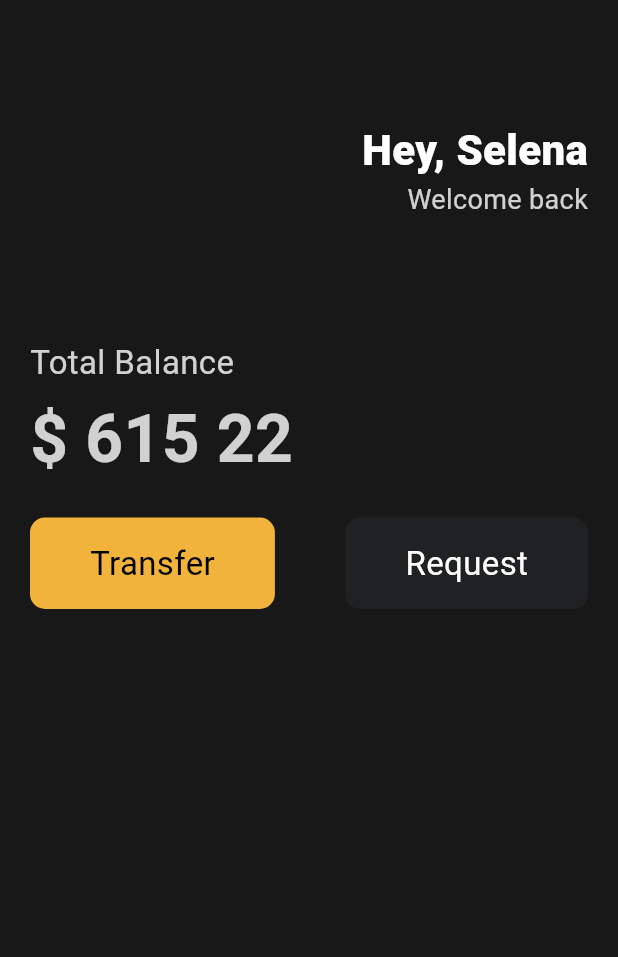
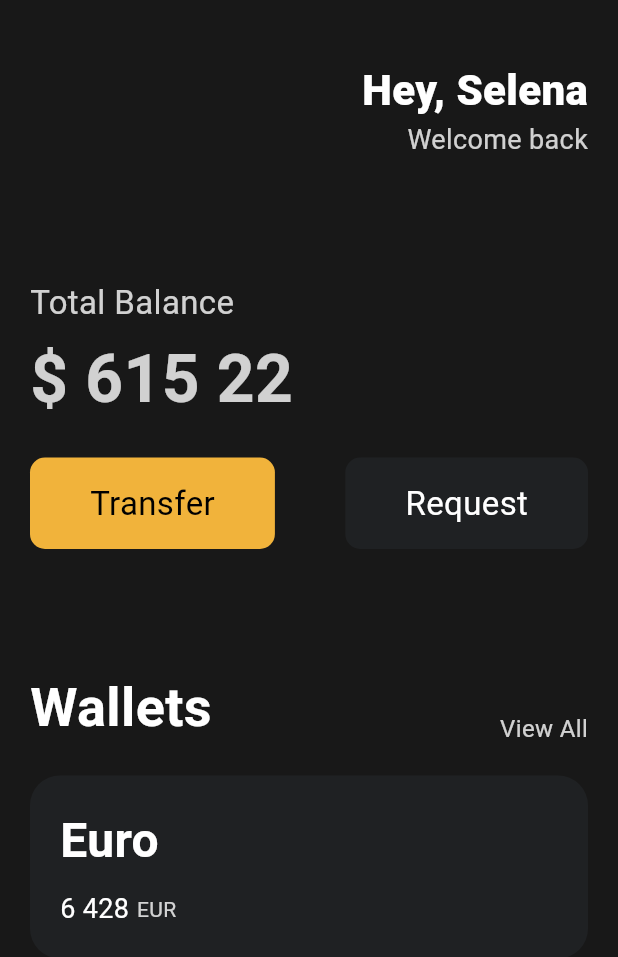
Before and after one commit to GangOn0215/study, a Flutter app: the screen it shows after launch, on a phone screen of 412 x 824 dp. Shown: the top 957 px of the screen. Run offline on Flutter 3.47's test engine with Material 3 defaults, Android fonts, the phone set to English and light mode, and no system bars.

Commit message:
Flutter #3.6 Cards
강의 영상보고 따라 만들기

```diff
--- a/Mobile/Flutter/a02_ui_challenge/lib/main.dart
+++ b/Mobile/Flutter/a02_ui_challenge/lib/main.dart
@@ -21,7 +21,7 @@ class App extends StatelessWidget {
             crossAxisAlignment: CrossAxisAlignment.start,
             children: [
               const SizedBox(
-                height: 80,
+                height: 40,
               ),
               Column(
                 children: [
@@ -89,6 +89,82 @@ class App extends StatelessWidget {
                     textColor: Colors.white,
                   ),
                 ],
+              ),
+              const SizedBox(
+                height: 80,
+              ),
+              Row(
+                mainAxisAlignment: MainAxisAlignment.spaceBetween,
+                crossAxisAlignment: CrossAxisAlignment.end,
+                children: [
+                  const Text(
+                    'Wallets',
+                    style: TextStyle(
+                      color: Colors.white,
+                      fontSize: 36,
+                      fontWeight: FontWeight.w600,
+                    ),
+                  ),
+                  Text(
+                    'View All',
+                    style: TextStyle(
+                      color: Colors.white.withOpacity(0.8),
+                      fontSize: 16,
+                    ),
+                  ),
+                ],
+              ),
+              const SizedBox(
+                height: 20,
+              ),
+              Container(
+                decoration: BoxDecoration(
+                  color: const Color(0XFF1F2123),
+                  borderRadius: BorderRadius.circular(20),
+                ),
+                child: Padding(
+                  padding: const EdgeInsets.all(20),
+                  child: Row(
+                    children: [
+                      Column(
+                        crossAxisAlignment: CrossAxisAlignment.start,
+                        children: [
+                          const Text(
+                            'Euro',
+                            style: TextStyle(
+                              color: Colors.white,
+                              fontSize: 32,
+                              fontWeight: FontWeight.w600,
+                            ),
+                          ),
+                          const SizedBox(
+                            height: 10,
+                          ),
+                          Row(
+                            children: [
+                              const Text(
+                                '6 428',
+                                style: TextStyle(
+                                  color: Colors.white,
+                                  fontSize: 18,
+                                ),
+                              ),
+                              const SizedBox(
+                                width: 5,
+                              ),
+                              Text(
+                                'EUR',
+                                style: TextStyle(
+                                  color: Colors.white.withOpacity(0.8),
+                                ),
+                              ),
+                            ],
+                          )
+                        ],
+                      )
+                    ],
+                  ),
+                ),
               )
             ],
           ),
```
